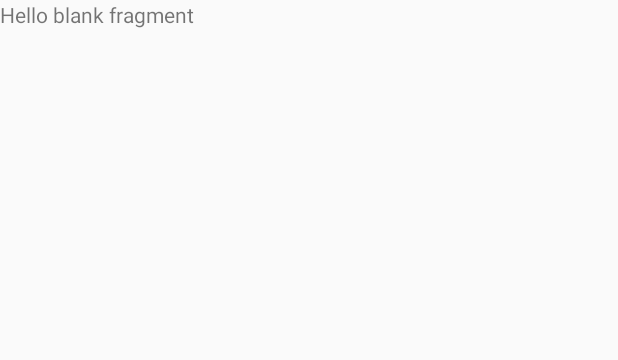
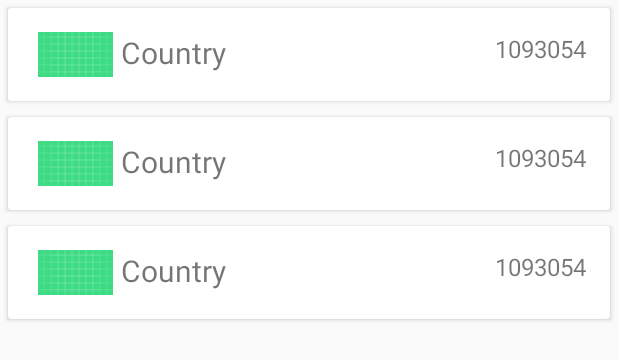
Before and after one commit to ShamxAli/Covid-19-Tracker, an Android app: the layout fragment_countries.xml on its own in the app's theme, with its tools: preview values and no code run, on a phone screen of 412 x 824 dp. Shown: the top 360 px of the screen. Run offline under Robolectric (Android 15) with nearby library versions, the phone set to English and light mode, and no system bars.

Commit message:
Added Countries API data

```diff
--- /dev/null
+++ b/app/src/main/java/com/startup/covid19tracker/models/CountryInfo.kt
@@ -0,0 +1,5 @@
+import com.google.gson.annotations.SerializedName
+
+data class CountryInfo(
+    @SerializedName("flag") val flag: String
+)
--- a/app/src/main/java/com/startup/covid19tracker/networking/RetrofitClient.kt
+++ b/app/src/main/java/com/startup/covid19tracker/networking/RetrofitClient.kt
@@ -1,5 +1,6 @@
 package com.startup.covid19tracker.networking
 
+import com.google.gson.GsonBuilder
 import okhttp3.OkHttpClient
 import okhttp3.logging.HttpLoggingInterceptor
 import retrofit2.Retrofit
@@ -13,6 +14,7 @@ object RetrofitClient {
     private val logger = HttpLoggingInterceptor().apply {
         level = HttpLoggingInterceptor.Level.BODY
     }
+
 
     private val okHttpClient = OkHttpClient.Builder()
         .addInterceptor(logger)
--- a/app/src/main/java/com/startup/covid19tracker/utils/Extentions.kt
+++ b/app/src/main/java/com/startup/covid19tracker/utils/Extentions.kt
@@ -3,6 +3,6 @@ package com.startup.covid19tracker.utils
 import android.content.Context
 import android.widget.Toast
 
-fun Context.showToast(msg: String) {
-    Toast.makeText(this, msg, Toast.LENGTH_LONG).show()
+fun Context.showToast(msg: String, duration: Int = Toast.LENGTH_SHORT) {
+    Toast.makeText(this, msg, duration).show()
 }
--- a/app/src/main/res/layout/fragment_countries.xml
+++ b/app/src/main/res/layout/fragment_countries.xml
@@ -1,14 +1,18 @@
 <?xml version="1.0" encoding="utf-8"?>
-<FrameLayout xmlns:android="http://schemas.android.com/apk/res/android"
+<LinearLayout xmlns:android="http://schemas.android.com/apk/res/android"
+    xmlns:app="http://schemas.android.com/apk/res-auto"
     xmlns:tools="http://schemas.android.com/tools"
     android:layout_width="match_parent"
     android:layout_height="match_parent"
     tools:context=".fragments.CountriesFragment">
 
-    <!-- TODO: Update blank fragment layout -->
-    <TextView
+
+    <androidx.recyclerview.widget.RecyclerView
+        android:id="@+id/recyclerView"
         android:layout_width="match_parent"
         android:layout_height="match_parent"
-        android:text="@string/hello_blank_fragment" />
+        app:layoutManager="androidx.recyclerview.widget.LinearLayoutManager"
+        tools:listitem="@layout/layout_design" />
 
-</FrameLayout>
+
+</LinearLayout>
--- a/app/src/main/res/layout/fragment_home.xml
+++ b/app/src/main/res/layout/fragment_home.xml
@@ -136,7 +136,6 @@
                 android:alignmentMode="alignMargins"
                 android:columnCount="2"
                 android:rowCount="2"
-
                 android:padding="16dp"
                 tools:ignore="UselessParent">
 
--- /dev/null
+++ b/app/src/main/res/layout/layout_design.xml
@@ -0,0 +1,87 @@
+<?xml version="1.0" encoding="utf-8"?>
+<androidx.cardview.widget.CardView xmlns:android="http://schemas.android.com/apk/res/android"
+    android:layout_width="match_parent"
+    android:layout_height="wrap_content"
+    android:layout_margin="5dp"
+    android:padding="16dp">
+
+    <RelativeLayout
+        android:layout_width="match_parent"
+        android:layout_height="wrap_content"
+        android:orientation="horizontal"
+        android:padding="16dp">
+
+        <ImageView
+            android:id="@+id/country_flag"
+            android:layout_width="50dp"
+            android:layout_height="30dp"
+            android:layout_gravity="center_vertical"
+            android:layout_marginStart="4dp"
+            android:scaleType="centerCrop"
+            android:src="@drawable/ic_launcher_background" />
+
+
+        <TextView
+            android:id="@+id/country_name"
+            android:layout_width="wrap_content"
+            android:layout_height="wrap_content"
+            android:layout_toRightOf="@id/country_flag"
+            android:paddingStart="5dp"
+            android:text="Country"
+            android:textSize="20sp" />
+
+        <TextView
+            android:id="@+id/num_of_cases"
+            android:layout_width="wrap_content"
+            android:layout_height="wrap_content"
+            android:layout_alignParentEnd="true"
+            android:layout_gravity="end"
+            android:text="1093054"
+            android:textSize="16sp" />
+
+
+    </RelativeLayout>
+
+</androidx.cardview.widget.CardView>
+
+
+    <!--<LinearLayout xmlns:android="http://schemas.android.com/apk/res/android"-->
+    <!--    android:layout_width="match_parent"-->
+    <!--    android:layout_height="wrap_content"-->
+    <!--    android:gravity="center_vertical"-->
+    <!--    android:minHeight="?android:attr/listPreferredItemHeight"-->
+    <!--    android:orientation="horizontal"-->
+    <!--    android:padding="16dp">-->
+
+    <!--    <ImageView-->
+    <!--        android:id="@+id/img_view"-->
+    <!--        android:layout_width="50dp"-->
+    <!--        android:layout_height="50dp"-->
+    <!--        android:src="@drawable/ic_launcher_background" />-->
+
+    <!--    <LinearLayout-->
+    <!--        android:layout_width="0dp"-->
+    <!--        android:layout_height="wrap_content"-->
+    <!--        android:layout_weight="1"-->
+    <!--        android:orientation="vertical"-->
+    <!--        android:paddingLeft="16dp">-->
+
+    <!--        <TextView-->
+    <!--            android:layout_width="wrap_content"-->
+    <!--            android:layout_height="wrap_content"-->
+    <!--            android:text="abc"/>-->
+    <!--        <TextView-->
+    <!--            android:id="@+id/tv_version"-->
+    <!--            android:layout_width="wrap_content"-->
+    <!--            android:layout_height="wrap_content"-->
+    <!--            android:text="hello" />-->
+
+    <!--        <TextView-->
+    <!--            android:id="@+id/tv_versionNum"-->
+    <!--            android:layout_width="wrap_content"-->
+    <!--            android:layout_height="wrap_content"-->
+    <!--            android:text="world" />-->
+
+    <!--    </LinearLayout>-->
+
+    <!--</LinearLayout>-->
--- a/app/src/main/res/menu/botton_nav_menu.xml
+++ b/app/src/main/res/menu/botton_nav_menu.xml
@@ -10,9 +10,9 @@
     <item
         android:id="@+id/countriesFragment"
         android:icon="@drawable/ic_baseline_world_24"
-        android:title="Dashboard" />
+        android:title="Countries" />
     <item
         android:id="@+id/FAQsFragment"
         android:icon="@drawable/ic_baseline_help_outline_24"
-        android:title="Account" />
+        android:title="FAQs" />
 </menu>
```
Also changed, not shown: app/src/main/java/com/startup/covid19tracker/adapters/CountriesAdapter.kt (added, +50 -0 lines), app/src/main/java/com/startup/covid19tracker/fragments/CountriesFragment.kt (+51 -6 lines), app/src/main/java/com/startup/covid19tracker/models/Countries.kt (+6 -35 lines), app/src/main/java/com/startup/covid19tracker/networking/CovidAPI.kt (+8 -0 lines).
